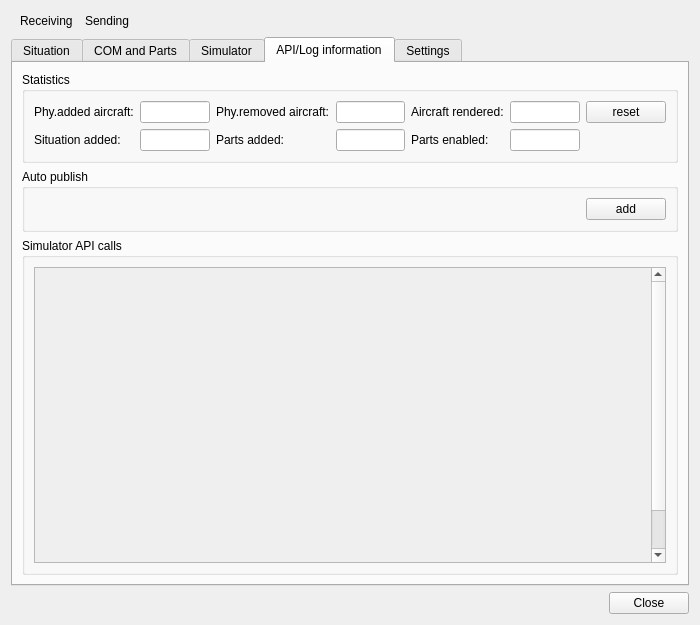
Old version of the form src/plugins/simulator/emulated/simulatoremulatedmonitordialog.ui in the repository swift-project/pilotclient.
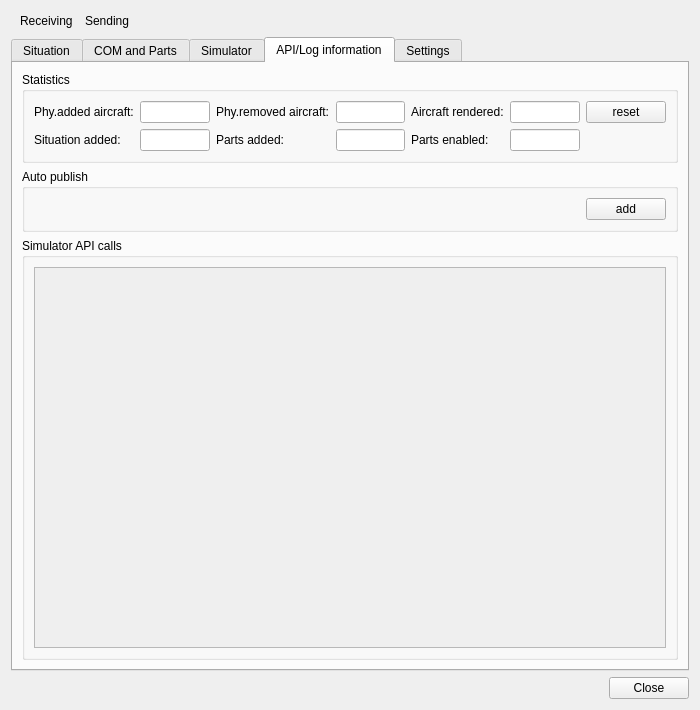
New version of the form. The open tabs and pages were chosen to show the change. Custom widgets are drawn as their Qt base class.

Patch:
```diff
--- a/src/plugins/simulator/emulated/simulatoremulatedmonitordialog.ui
+++ b/src/plugins/simulator/emulated/simulatoremulatedmonitordialog.ui
@@ -7,13 +7,13 @@
     <x>0</x>
     <y>0</y>
     <width>700</width>
-    <height>625</height>
+    <height>710</height>
    </rect>
   </property>
   <property name="minimumSize">
    <size>
     <width>650</width>
-    <height>625</height>
+    <height>630</height>
    </size>
   </property>
   <property name="windowTitle">
@@ -600,8 +600,8 @@
               <rect>
                <x>0</x>
                <y>0</y>
-               <width>646</width>
-               <height>344</height>
+               <width>634</width>
+               <height>353</height>
               </rect>
              </property>
              <layout class="QVBoxLayout" name="vl_LogMessagesScrollArea">
@@ -658,18 +658,18 @@
   </layout>
  </widget>
  <customwidgets>
-  <customwidget>
-   <class>BlackGui::Components::CSettingsSwiftPlugin</class>
-   <extends>QFrame</extends>
-   <header>blackgui/components/settingsswiftplugin.h</header>
-   <container>1</container>
-  </customwidget>
   <customwidget>
    <class>BlackGui::Components::CLogComponent</class>
    <extends>QFrame</extends>
    <header>blackgui/components/logcomponent.h</header>
    <container>1</container>
   </customwidget>
+  <customwidget>
+   <class>BlackGui::Components::CSettingsSwiftPlugin</class>
+   <extends>QFrame</extends>
+   <header>blackgui/components/settingsswiftplugin.h</header>
+   <container>1</container>
+  </customwidget>
   <customwidget>
    <class>BlackGui::Editors::CSituationForm</class>
    <extends>QFrame</extends>
```
